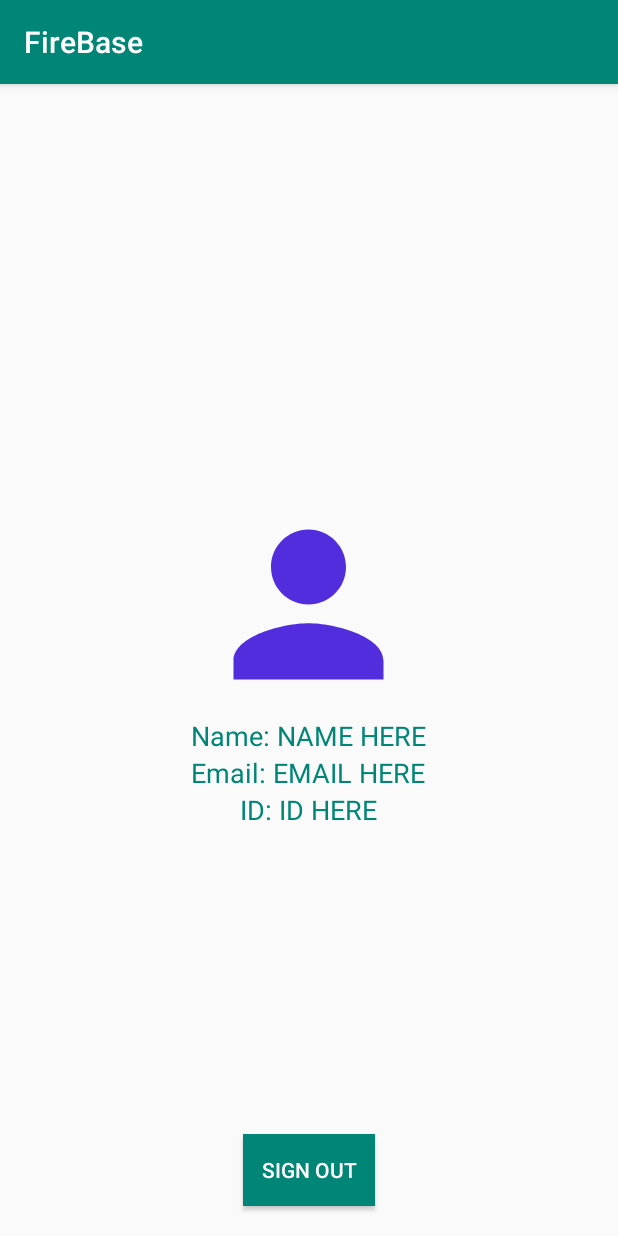
After one commit to aktcs123/FireBase, an Android app: the GmailActivity screen opened directly, with no data from a screen before it, on a phone screen of 412 x 824 dp. The commit adds this screen. Run offline under Robolectric (Android 15) with nearby library versions, the phone set to English and light mode, and no system bars.

Commit message:
Added Google Login Authentication

```diff
--- a/app/build.gradle
+++ b/app/build.gradle
@@ -23,9 +23,12 @@ android {
 dependencies {
     implementation fileTree(dir: 'libs', include: ['*.jar'])
     implementation 'androidx.appcompat:appcompat:1.0.2'
+    implementation 'com.github.bumptech.glide:glide:4.8.0'
+    annotationProcessor 'com.github.bumptech.glide:compiler:4.8.0'
     implementation 'androidx.constraintlayout:constraintlayout:1.1.3'
     implementation 'com.google.android.material:material:1.0.0'
     implementation 'com.google.firebase:firebase-auth:16.0.5'
+    implementation 'com.google.android.gms:play-services-auth:17.0.0'
     testImplementation 'junit:junit:4.12'
     androidTestImplementation 'androidx.test.ext:junit:1.1.0'
     androidTestImplementation 'androidx.test.espresso:espresso-core:3.1.1'
--- a/app/src/main/AndroidManifest.xml
+++ b/app/src/main/AndroidManifest.xml
@@ -20,7 +20,9 @@
         </activity>
         <activity android:name=".LoginActivity" />
         <activity android:name=".RegistrationActivity" />
-        <activity android:name=".DashboardActivity"></activity>
+        <activity android:name=".DashboardActivity" />
+        <activity android:name=".GmailActivity">
+        </activity>
     </application>
 
 </manifest>
--- /dev/null
+++ b/app/src/main/java/com/example/firebase/GmailActivity.java
@@ -0,0 +1,86 @@
+package com.example.firebase;
+
+import android.content.Intent;
+import android.net.Uri;
+import android.os.Bundle;
+import android.view.View;
+import android.widget.Button;
+import android.widget.ImageView;
+import android.widget.TextView;
+import android.widget.Toast;
+
+import androidx.annotation.NonNull;
+import androidx.appcompat.app.AppCompatActivity;
+
+import com.bumptech.glide.Glide;
+import com.google.android.gms.auth.api.signin.GoogleSignIn;
+import com.google.android.gms.auth.api.signin.GoogleSignInAccount;
+import com.google.android.gms.auth.api.signin.GoogleSignInClient;
+import com.google.android.gms.auth.api.signin.GoogleSignInOptions;
+import com.google.android.gms.tasks.OnCompleteListener;
+import com.google.android.gms.tasks.Task;
+
+
+public class GmailActivity extends AppCompatActivity {
+    GoogleSignInClient mGoogleSignInClient;
+    Button sign_out;
+    TextView nameTV;
+    TextView emailTV;
+    TextView idTV;
+    ImageView photoIV;
+
+    @Override
+    protected void onCreate(Bundle savedInstanceState) {
+        super.onCreate(savedInstanceState);
+        setContentView(R.layout.activity_gmail);
+
+        sign_out = findViewById(R.id.log_out);
+        nameTV = findViewById(R.id.name);
+        emailTV = findViewById(R.id.email);
+        idTV = findViewById(R.id.id);
+        photoIV = findViewById(R.id.photo);
+
+        // Configure sign-in to request the user's ID, email address, and basic
+        // profile. ID and basic profile are included in DEFAULT_SIGN_IN.
+        GoogleSignInOptions gso = new GoogleSignInOptions.Builder(GoogleSignInOptions.DEFAULT_SIGN_IN)
+                .requestEmail()
+                .build();
+
+        // Build a GoogleSignInClient with the options specified by gso.
+        mGoogleSignInClient = GoogleSignIn.getClient(this, gso);
+
+        GoogleSignInAccount acct = GoogleSignIn.getLastSignedInAccount(GmailActivity.this);
+        if (acct != null) {
+            String personName = acct.getDisplayName();
+            String personGivenName = acct.getGivenName();
+            String personFamilyName = acct.getFamilyName();
+            String personEmail = acct.getEmail();
+            String personId = acct.getId();
+            Uri personPhoto = acct.getPhotoUrl();
+
+            nameTV.setText("Name: "+personName);
+            emailTV.setText("Email: "+personEmail);
+            idTV.setText("ID: "+personId);
+            Glide.with(this).load(personPhoto).into(photoIV);
+        }
+
+        sign_out.setOnClickListener(new View.OnClickListener() {
+            @Override
+            public void onClick(View view) {
+                signOut();
+            }
+        });
+    }
+
+    private void signOut() {
+        mGoogleSignInClient.signOut()
+                .addOnCompleteListener(this, new OnCompleteListener<Void>() {
+                    @Override
+                    public void onComplete(@NonNull Task<Void> task) {
+                        Toast.makeText(GmailActivity.this,"Successfully signed out",Toast.LENGTH_SHORT).show();
+                        startActivity(new Intent(GmailActivity.this, MainActivity.class));
+                        finish();
+                    }
+                });
+    }
+}
--- /dev/null
+++ b/app/src/main/res/drawable/ic_person_black_24dp.xml
@@ -0,0 +1,5 @@
+<vector android:height="24dp" android:tint="#522DDE"
+    android:viewportHeight="24.0" android:viewportWidth="24.0"
+    android:width="24dp" xmlns:android="http://schemas.android.com/apk/res/android">
+    <path android:fillColor="#FF000000" android:pathData="M12,12c2.21,0 4,-1.79 4,-4s-1.79,-4 -4,-4 -4,1.79 -4,4 1.79,4 4,4zM12,14c-2.67,0 -8,1.34 -8,4v2h16v-2c0,-2.66 -5.33,-4 -8,-4z"/>
+</vector>
--- /dev/null
+++ b/app/src/main/res/layout/activity_gmail.xml
@@ -0,0 +1,61 @@
+<?xml version="1.0" encoding="utf-8"?>
+<RelativeLayout xmlns:android="http://schemas.android.com/apk/res/android"
+    xmlns:app="http://schemas.android.com/apk/res-auto"
+    xmlns:tools="http://schemas.android.com/tools"
+    android:layout_width="match_parent"
+    android:layout_height="match_parent"
+    tools:context=".GmailActivity">
+
+    <LinearLayout
+        android:layout_width="wrap_content"
+        android:layout_height="wrap_content"
+        android:orientation="vertical"
+        android:layout_centerHorizontal="true"
+        android:layout_centerVertical="true">
+
+        <ImageView
+            android:layout_width="150dp"
+            android:layout_height="150dp"
+            android:background="@drawable/ic_person_black_24dp"
+            android:layout_gravity="center"
+            android:id="@+id/photo"/>
+        <TextView
+            android:layout_width="wrap_content"
+            android:layout_height="wrap_content"
+            android:id="@+id/name"
+            android:text="Name: NAME HERE"
+            android:textSize="18sp"
+            android:textColor="@color/colorPrimary"
+            android:layout_gravity="center"/>
+        <TextView
+            android:layout_width="wrap_content"
+            android:layout_height="wrap_content"
+            android:id="@+id/email"
+            android:text="Email: EMAIL HERE"
+            android:textSize="18sp"
+            android:textColor="@color/colorPrimary"
+            android:layout_gravity="center"/>
+        <TextView
+            android:layout_width="wrap_content"
+            android:layout_height="wrap_content"
+            android:id="@+id/id"
+            android:text="ID: ID HERE"
+            android:textSize="18sp"
+            android:textColor="@color/colorPrimary"
+            android:layout_gravity="center"/>
+
+    </LinearLayout>
+
+
+    <Button
+        android:layout_width="wrap_content"
+        android:layout_height="wrap_content"
+        android:id="@+id/log_out"
+        android:text="Sign out"
+        android:layout_centerHorizontal="true"
+        android:layout_alignParentBottom="true"
+        android:layout_marginBottom="20dp"
+        android:background="@color/colorPrimary"
+        android:textColor="#fff"/>
+
+</RelativeLayout>
--- a/app/src/main/res/layout/activity_login.xml
+++ b/app/src/main/res/layout/activity_login.xml
@@ -32,6 +32,11 @@
         android:layout_height="wrap_content"
         android:text="Login" />
 
+    <com.google.android.gms.common.SignInButton
+        android:id="@+id/sign_in_button"
+        android:layout_width="wrap_content"
+        android:layout_height="wrap_content" />
+
     <ProgressBar
         android:id="@+id/progressBar"
         android:layout_width="wrap_content"
```
Also changed, not shown: app/src/main/java/com/example/firebase/LoginActivity.java (+69 -1 lines).
